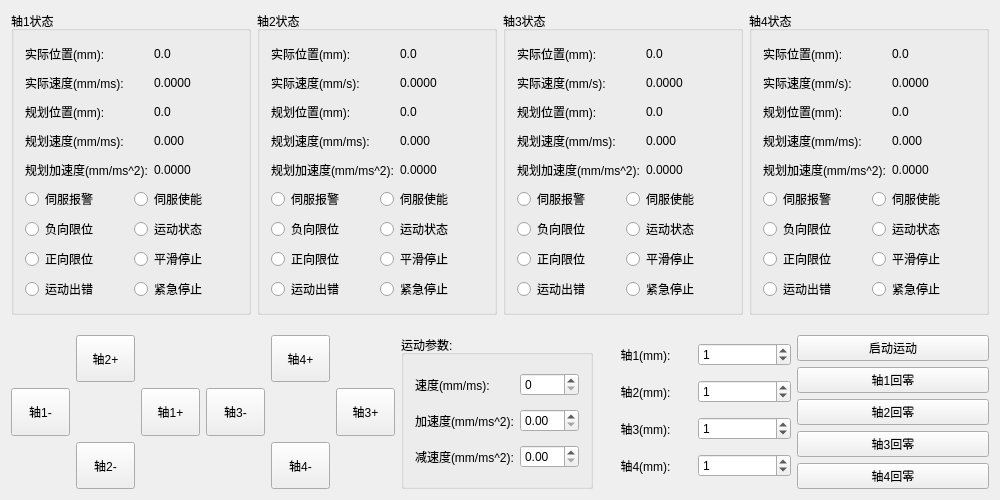
whisper512/GTS, file GTSSimpleController/Widget/MasterControlWidget.ui: the form before one commit.
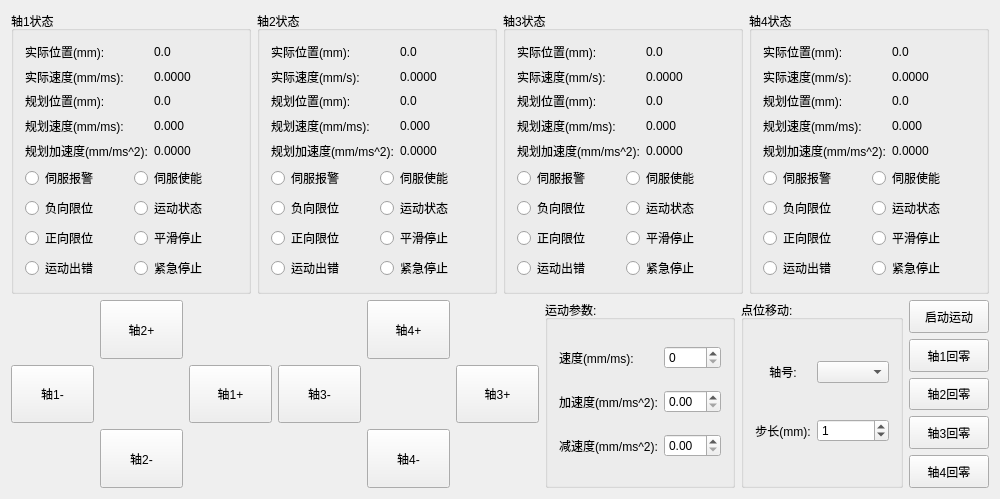
The form after the commit.

Commit message: 修复主控的点位移动问题

Patch:
```diff
--- a/GTSSimpleController/Widget/MasterControlWidget.ui
+++ b/GTSSimpleController/Widget/MasterControlWidget.ui
@@ -7,16 +7,13 @@
     <x>0</x>
     <y>0</y>
     <width>1000</width>
-    <height>500</height>
+    <height>499</height>
    </rect>
   </property>
   <property name="windowTitle">
    <string>CMasterControlWidget</string>
   </property>
-  <layout class="QVBoxLayout" name="verticalLayout_3" stretch="2,1">
-   <property name="spacing">
-    <number>20</number>
-   </property>
+  <layout class="QVBoxLayout" name="verticalLayout_3" stretch="3,2">
    <item>
     <layout class="QHBoxLayout" name="horizontalLayout_2">
      <item>
@@ -594,7 +591,7 @@
     </layout>
    </item>
    <item>
-    <layout class="QHBoxLayout" name="horizontalLayout" stretch="2,1,1,1">
+    <layout class="QHBoxLayout" name="horizontalLayout">
      <item>
       <layout class="QGridLayout" name="gridLayout_2">
        <item row="0" column="1">
@@ -750,18 +747,25 @@
       </widget>
      </item>
      <item>
+      <widget class="QGroupBox" name="groupBox_2">
+       <property name="title">
+        <string>点位移动:</string>
+       </property>
       <layout class="QGridLayout" name="gridLayout_5">
+        <item row="0" column="1">
+         <widget class="QComboBox" name="comboBox_axisID"/>
+        </item>
        <item row="0" column="0">
-        <widget class="QLabel" name="label_curPos1">
+         <widget class="QLabel" name="label_curPos1_2">
          <property name="text">
-          <string>轴1(mm):</string>
+           <string>轴号:</string>
          </property>
          <property name="alignment">
           <set>Qt::AlignCenter</set>
          </property>
         </widget>
        </item>
-       <item row="0" column="1">
+        <item row="1" column="1">
         <widget class="QSpinBox" name="spinBox_trapStepSize1">
          <property name="minimum">
           <number>-999999</number>
@@ -775,75 +779,17 @@
         </widget>
        </item>
        <item row="1" column="0">
-        <widget class="QLabel" name="label_curPos2">
+         <widget class="QLabel" name="label_curPos1">
          <property name="text">
-          <string>轴2(mm):</string>
+           <string>步长(mm):</string>
          </property>
          <property name="alignment">
           <set>Qt::AlignCenter</set>
          </property>
         </widget>
        </item>
-       <item row="1" column="1">
-        <widget class="QSpinBox" name="spinBox_trapStepSize2">
-         <property name="minimum">
-          <number>-999999</number>
-         </property>
-         <property name="maximum">
-          <number>999999</number>
-         </property>
-         <property name="value">
-          <number>1</number>
-         </property>
-        </widget>
-       </item>
-       <item row="2" column="0">
-        <widget class="QLabel" name="label_curPos3">
-         <property name="text">
-          <string>轴3(mm):</string>
-         </property>
-         <property name="alignment">
-          <set>Qt::AlignCenter</set>
-         </property>
-        </widget>
-       </item>
-       <item row="2" column="1">
-        <widget class="QSpinBox" name="spinBox_trapStepSize3">
-         <property name="minimum">
-          <number>-999999</number>
-         </property>
-         <property name="maximum">
-          <number>999999</number>
-         </property>
-         <property name="value">
-          <number>1</number>
-         </property>
-        </widget>
-       </item>
-       <item row="3" column="0">
-        <widget class="QLabel" name="label_curPos4">
-         <property name="text">
-          <string>轴4(mm):</string>
-         </property>
-         <property name="alignment">
-          <set>Qt::AlignCenter</set>
-         </property>
-        </widget>
-       </item>
-       <item row="3" column="1">
-        <widget class="QSpinBox" name="spinBox_trapStepSize4">
-         <property name="minimum">
-          <number>-999999</number>
-         </property>
-         <property name="maximum">
-          <number>999999</number>
-         </property>
-         <property name="value">
-          <number>1</number>
-         </property>
-        </widget>
-       </item>
-      </layout>
+       </layout>
+      </widget>
      </item>
      <item>
       <layout class="QVBoxLayout" name="verticalLayout_2">
```
Left out of the diff: 112 changed lines with no effect on the pictures. Lines whose indentation alone changed are shown as unchanged. The commit also changes 1 other file.
